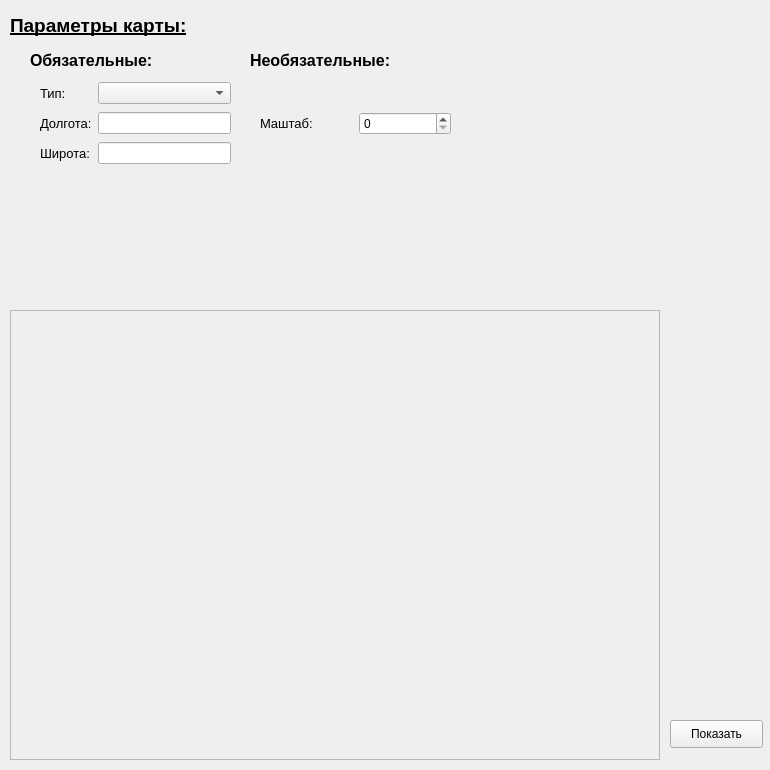
Qt form widget.ui (NikolaiBoldin/mapAPI) before a commit.
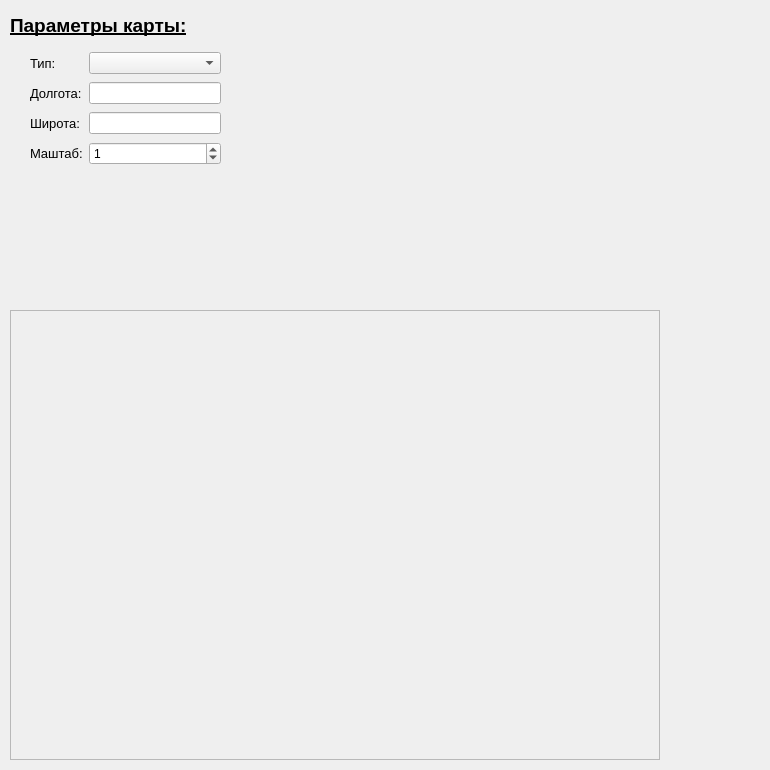
The same form after that commit.

Commit message: изменение широты, долготы, маштаба и типа карты

Patch:
```diff
--- a/widget.ui
+++ b/widget.ui
@@ -34,49 +34,16 @@
     <string>&lt;html&gt;&lt;head/&gt;&lt;body&gt;&lt;p&gt;&lt;span style=&quot; font-weight:600; text-decoration: underline;&quot;&gt;Параметры карты:&lt;/span&gt;&lt;/p&gt;&lt;/body&gt;&lt;/html&gt;</string>
    </property>
   </widget>
-  <widget class="QLabel" name="label_3">
-   <property name="geometry">
-    <rect>
-     <x>30</x>
-     <y>50</y>
-     <width>161</width>
-     <height>21</height>
-    </rect>
-   </property>
-   <property name="font">
-    <font>
-     <pointsize>12</pointsize>
-    </font>
-   </property>
-   <property name="text">
-    <string>&lt;html&gt;&lt;head/&gt;&lt;body&gt;&lt;p&gt;&lt;span style=&quot; font-size:12pt; font-weight:600;&quot;&gt;Обязательные:&lt;/span&gt;&lt;/p&gt;&lt;/body&gt;&lt;/html&gt;</string>
-   </property>
-  </widget>
   <widget class="QWidget" name="gridLayoutWidget">
    <property name="geometry">
     <rect>
-     <x>40</x>
-     <y>80</y>
+     <x>30</x>
+     <y>50</y>
      <width>191</width>
-     <height>88</height>
+     <height>119</height>
     </rect>
    </property>
    <layout class="QGridLayout" name="gridLayout">
-    <item row="0" column="1">
-     <widget class="QComboBox" name="comboBox">
-      <property name="font">
-       <font>
-        <pointsize>9</pointsize>
-       </font>
-      </property>
-      <property name="editable">
-       <bool>false</bool>
-      </property>
-      <property name="currentText">
-       <string/>
-      </property>
-     </widget>
-    </item>
     <item row="1" column="0">
      <widget class="QLabel" name="label_4">
       <property name="font">
@@ -92,6 +59,13 @@
     <item row="2" column="1">
      <widget class="QLineEdit" name="ll1"/>
     </item>
+    <item row="1" column="1">
+     <widget class="QLineEdit" name="ll0">
+      <property name="text">
+       <string/>
+      </property>
+     </widget>
+    </item>
     <item row="0" column="0">
      <widget class="QLabel" name="label_2">
       <property name="font">
@@ -104,6 +78,21 @@
       </property>
      </widget>
     </item>
+    <item row="0" column="1">
+     <widget class="QComboBox" name="comboBox">
+      <property name="font">
+       <font>
+        <pointsize>9</pointsize>
+       </font>
+      </property>
+      <property name="editable">
+       <bool>false</bool>
+      </property>
+      <property name="currentText">
+       <string/>
+      </property>
+     </widget>
+    </item>
     <item row="2" column="0">
      <widget class="QLabel" name="label_5">
       <property name="font">
@@ -116,10 +105,25 @@
       </property>
      </widget>
     </item>
-    <item row="1" column="1">
-     <widget class="QLineEdit" name="ll0">
+    <item row="3" column="0">
+     <widget class="QLabel" name="label_8">
+      <property name="font">
+       <font>
+        <pointsize>10</pointsize>
+       </font>
+      </property>
       <property name="text">
-       <string/>
+       <string>Маштаб:</string>
+      </property>
+     </widget>
+    </item>
+    <item row="3" column="1">
+     <widget class="QSpinBox" name="zoom">
+      <property name="maximum">
+       <number>17</number>
+      </property>
+      <property name="value">
+       <number>1</number>
       </property>
      </widget>
     </item>
@@ -138,68 +142,6 @@
     </rect>
    </property>
   </widget>
-  <widget class="QLabel" name="label_6">
-   <property name="geometry">
-    <rect>
-     <x>250</x>
-     <y>50</y>
-     <width>201</width>
-     <height>21</height>
-    </rect>
-   </property>
-   <property name="font">
-    <font>
-     <pointsize>12</pointsize>
-    </font>
-   </property>
-   <property name="text">
-    <string>&lt;html&gt;&lt;head/&gt;&lt;body&gt;&lt;p&gt;&lt;span style=&quot; font-weight:600;&quot;&gt;Необязательные:&lt;/span&gt;&lt;/p&gt;&lt;/body&gt;&lt;/html&gt;</string>
-   </property>
-  </widget>
-  <widget class="QWidget" name="gridLayoutWidget_3">
-   <property name="geometry">
-    <rect>
-     <x>260</x>
-     <y>80</y>
-     <width>191</width>
-     <height>88</height>
-    </rect>
-   </property>
-   <layout class="QGridLayout" name="gridLayout_3">
-    <item row="0" column="0">
-     <widget class="QLabel" name="label_8">
-      <property name="font">
-       <font>
-        <pointsize>10</pointsize>
-       </font>
-      </property>
-      <property name="text">
-       <string>Маштаб:</string>
-      </property>
-     </widget>
-    </item>
-    <item row="0" column="1">
-     <widget class="QSpinBox" name="zoom">
-      <property name="maximum">
-       <number>17</number>
-      </property>
-     </widget>
-    </item>
-   </layout>
-  </widget>
-  <widget class="QPushButton" name="pushButton">
-   <property name="geometry">
-    <rect>
-     <x>670</x>
-     <y>720</y>
-     <width>93</width>
-     <height>28</height>
-    </rect>
-   </property>
-   <property name="text">
-    <string>Показать</string>
-   </property>
-  </widget>
  </widget>
  <resources/>
  <connections/>
```
The commit also changes 1 other file.
